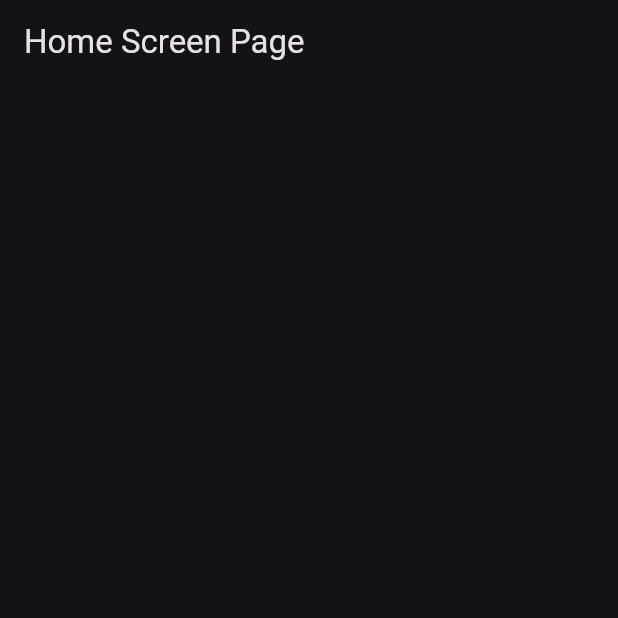
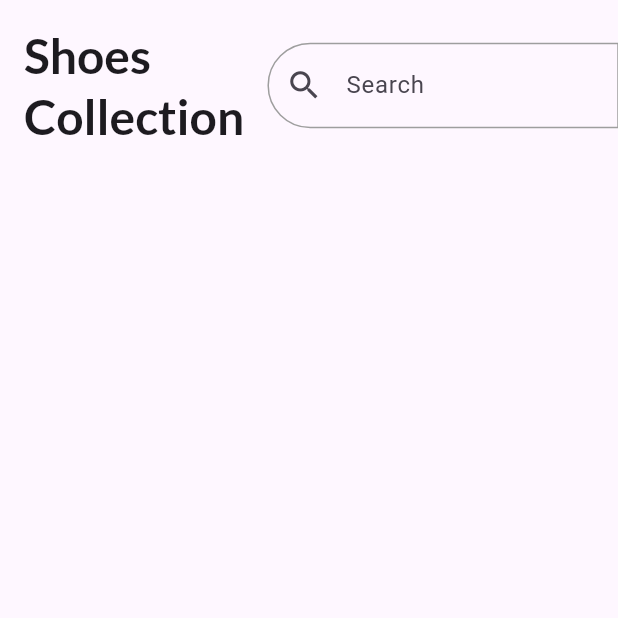
Before and after one commit to VannetNang/small-shopping-app-flutter, a Flutter app: the screen it shows after launch, on a phone screen of 412 x 824 dp, the top half of it. Run offline on Flutter 3.47's test engine with Material 3 defaults, Android fonts, the phone set to English and light mode, and no system bars.

Commit message:
- feat(home): add top bar with title and custom bordered search field

```diff
--- a/lib/Views/home_screen.dart
+++ b/lib/Views/home_screen.dart
@@ -3,15 +3,51 @@
 class HomeScreen extends StatelessWidget {
   const HomeScreen({super.key});
 
+  final border = const OutlineInputBorder(
+    borderRadius: BorderRadius.horizontal(
+      left: Radius.circular(32),
+      right: Radius.circular(0),
+    ),
+    borderSide: BorderSide(
+      color: Colors.grey,
+      width: 1,
+      strokeAlign: BorderSide.strokeAlignCenter,
+    ),
+  );
+
   @override
   Widget build(BuildContext context) {
     return Scaffold(
-      appBar: AppBar(
-        title: Text('Home Screen Page'),
-      ),
+      // Ensures content is displayed within safe areas
+      // not behind system UI like status bar or bottom bar
+      body: SafeArea(
+        child: Column(
+          children: [
+            // Top-bar row
+            Row(
+              children: [
+                Padding(
+                  padding: const EdgeInsets.all(16),
+                  child: Text(
+                    'Shoes\nCollection',
+                    style: Theme.of(context).textTheme.titleLarge,
+                  ),
+                ),
 
-      body: Column(
-        children: [],
+                Expanded(
+                  child: TextField(
+                    decoration: InputDecoration(
+                      hintText: 'Search',
+                      prefixIcon: Icon(Icons.search, size: 25),
+                      enabledBorder: border,
+                      focusedBorder: border,
+                    ),
+                  ),
+                ),
+              ],
+            ),
+          ],
+        ),
       ),
     );
   }
--- a/lib/main.dart
+++ b/lib/main.dart
@@ -12,7 +12,18 @@
   Widget build(BuildContext context) {
     return MaterialApp(
       debugShowCheckedModeBanner: false,
-      theme: ThemeData.dark(useMaterial3: true),
+      theme: ThemeData(
+        useMaterial3: true,
+
+        // TEXT STYLE
+        textTheme: TextTheme(
+          titleLarge: TextStyle(
+            fontFamily: 'Lato',
+            fontSize: 32,
+            fontWeight: FontWeight.bold,
+          ),
+        ),
+      ),
       home: HomeScreen(),
     );
   }
```
